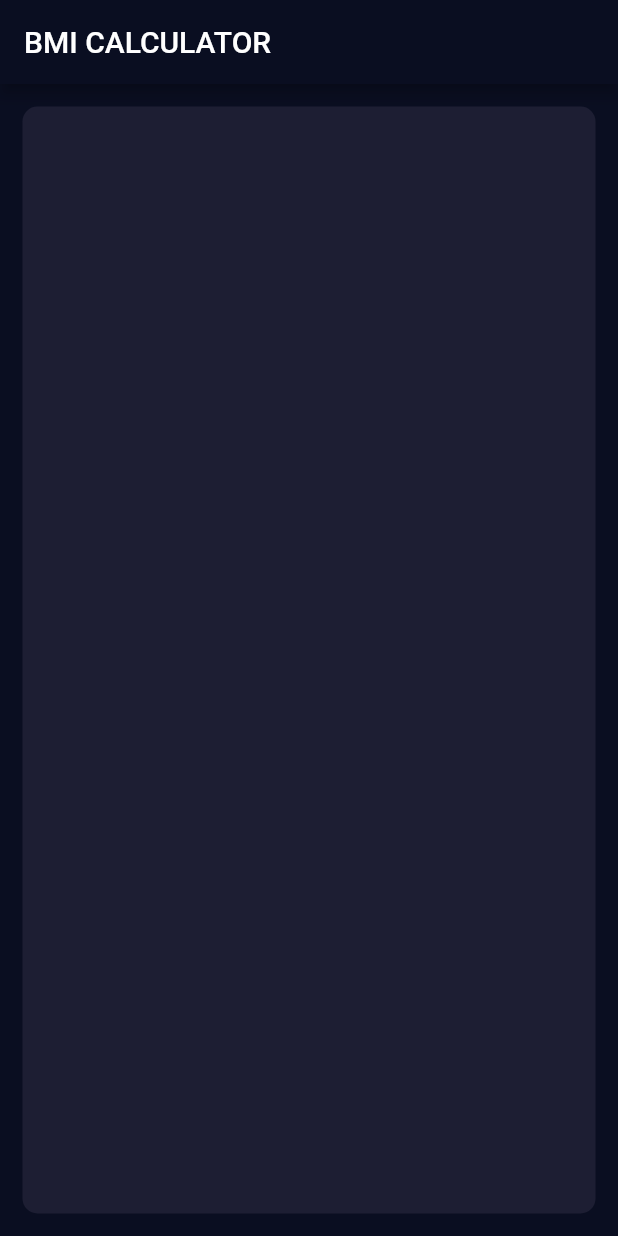
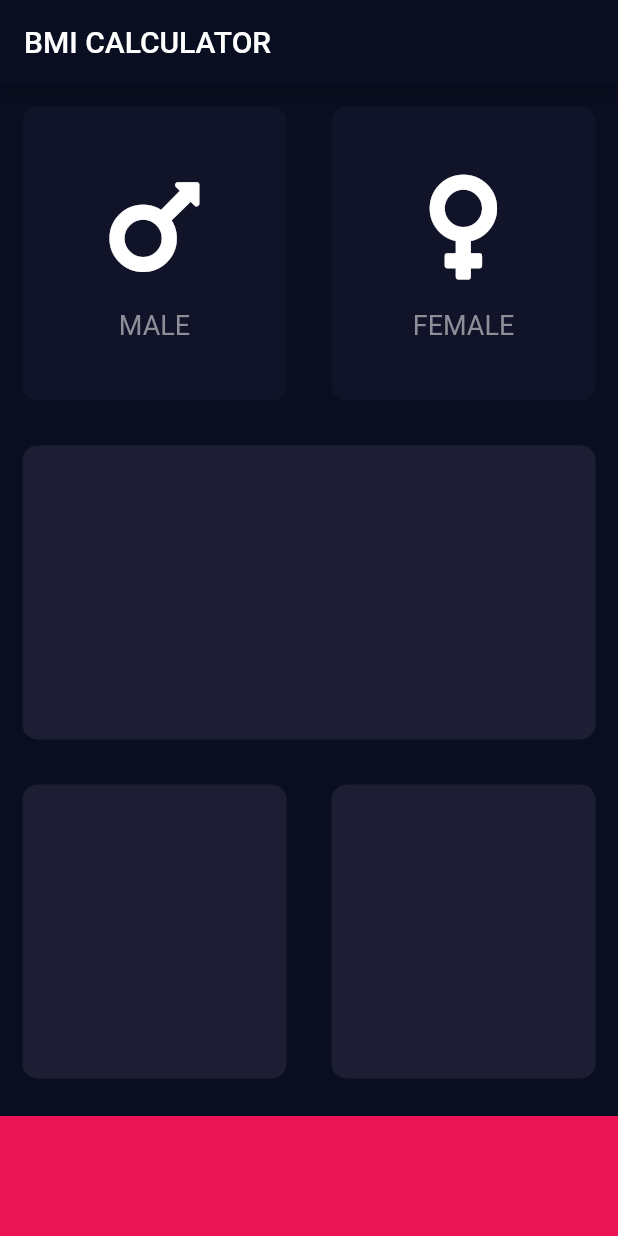
Before and after one commit to FXschwartz/bmi-calculator, a Flutter app: the screen it shows after launch, on a phone screen of 412 x 824 dp. Run offline on Flutter 3.47's test engine with Material 2 defaults, Android fonts, the phone set to English and light mode, and no system bars; our stand-ins replace font_awesome_flutter.

Commit message:
Created custom widgets for card, and card icon.

```diff
--- /dev/null
+++ b/lib/icon_content.dart
@@ -0,0 +1,33 @@
+import 'package:flutter/material.dart';
+
+const labelTextStyle = TextStyle(
+  fontSize: 18.0,
+  color: Color(0xFF8D8E98),
+);
+
+class IconContent extends StatelessWidget {
+  IconContent({@required this.icon, @required this.text});
+
+  final IconData icon;
+  final String text;
+
+  @override
+  Widget build(BuildContext context) {
+    return Column(
+      mainAxisAlignment: MainAxisAlignment.center,
+      children: [
+        Icon(
+          icon,
+          size: 80.0,
+        ),
+        SizedBox(
+          height: 15.0,
+        ),
+        Text(
+          text,
+          style: labelTextStyle,
+        ),
+      ],
+    );
+  }
+}
--- a/lib/input_page.dart
+++ b/lib/input_page.dart
@@ -1,4 +1,11 @@
 import 'package:flutter/material.dart';
+import 'package:font_awesome_flutter/font_awesome_flutter.dart';
+
+import 'icon_content.dart';
+import 'reusable_card.dart';
+
+const Color activeCardColor = Color(0xFF1D1E33);
+const Color inactiveCardColor = Color(0xFF111328);
 
 class InputPage extends StatefulWidget {
   @override
@@ -6,18 +13,102 @@ class InputPage extends StatefulWidget {
 }
 
 class _InputPageState extends State<InputPage> {
+  Color maleCardColor = inactiveCardColor;
+  Color femaleCardColor = inactiveCardColor;
+
+  void updateColor(int gender) {
+    if (gender == 1) {
+      if (maleCardColor == inactiveCardColor) {
+        maleCardColor = activeCardColor;
+        femaleCardColor = inactiveCardColor;
+      } else {
+        maleCardColor = inactiveCardColor;
+      }
+    }
+    if (gender == 2) {
+      if (femaleCardColor == inactiveCardColor) {
+        femaleCardColor = activeCardColor;
+        maleCardColor = inactiveCardColor;
+      } else {
+        femaleCardColor = inactiveCardColor;
+      }
+    }
+  }
+
   @override
   Widget build(BuildContext context) {
     return Scaffold(
       appBar: AppBar(
         title: Text('BMI CALCULATOR'),
       ),
-      body: Container(
-        margin: EdgeInsets.all(15.0),
-        decoration: BoxDecoration(
-          borderRadius: BorderRadius.circular(10),
-          color: Color(0xFF1D1E33),
-        ),
+      body: Column(
+        children: [
+          Expanded(
+            child: Row(
+              children: [
+                Expanded(
+                  child: GestureDetector(
+                    onTap: () {
+                      setState(() {
+                        updateColor(1);
+                      });
+                    },
+                    child: ReusableCard(
+                      color: maleCardColor,
+                      cardChild: IconContent(
+                        icon: FontAwesomeIcons.mars,
+                        text: 'MALE',
+                      ),
+                    ),
+                  ),
+                ),
+                Expanded(
+                  child: GestureDetector(
+                    onTap: () {
+                      setState(() {
+                        updateColor(2);
+                      });
+                    },
+                    child: ReusableCard(
+                      color: femaleCardColor,
+                      cardChild: IconContent(
+                        icon: FontAwesomeIcons.venus,
+                        text: 'FEMALE',
+                      ),
+                    ),
+                  ),
+                ),
+              ],
+            ),
+          ),
+          Expanded(
+            child: ReusableCard(
+              color: activeCardColor,
+            ),
+          ),
+          Expanded(
+            child: Row(
+              children: [
+                Expanded(
+                  child: ReusableCard(
+                    color: activeCardColor,
+                  ),
+                ),
+                Expanded(
+                  child: ReusableCard(
+                    color: activeCardColor,
+                  ),
+                ),
+              ],
+            ),
+          ),
+          Container(
+            margin: EdgeInsets.only(top: 10.0),
+            width: double.infinity,
+            height: 80.0,
+            color: Color(0xFFEB1555),
+          ),
+        ],
       ),
     );
   }
--- /dev/null
+++ b/lib/reusable_card.dart
@@ -0,0 +1,20 @@
+import 'package:flutter/material.dart';
+
+class ReusableCard extends StatelessWidget {
+  ReusableCard({@required this.color, this.cardChild});
+
+  final Color color;
+  final Widget cardChild;
+
+  @override
+  Widget build(BuildContext context) {
+    return Container(
+      margin: EdgeInsets.all(15.0),
+      decoration: BoxDecoration(
+        borderRadius: BorderRadius.circular(10),
+        color: color,
+      ),
+      child: cardChild,
+    );
+  }
+}
--- a/pubspec.yaml
+++ b/pubspec.yaml
@@ -11,6 +11,7 @@ dependencies:
     sdk: flutter
 
   cupertino_icons: ^0.1.2
+  font_awesome_flutter: ^8.8.1
 
 dev_dependencies:
   flutter_test:
```
